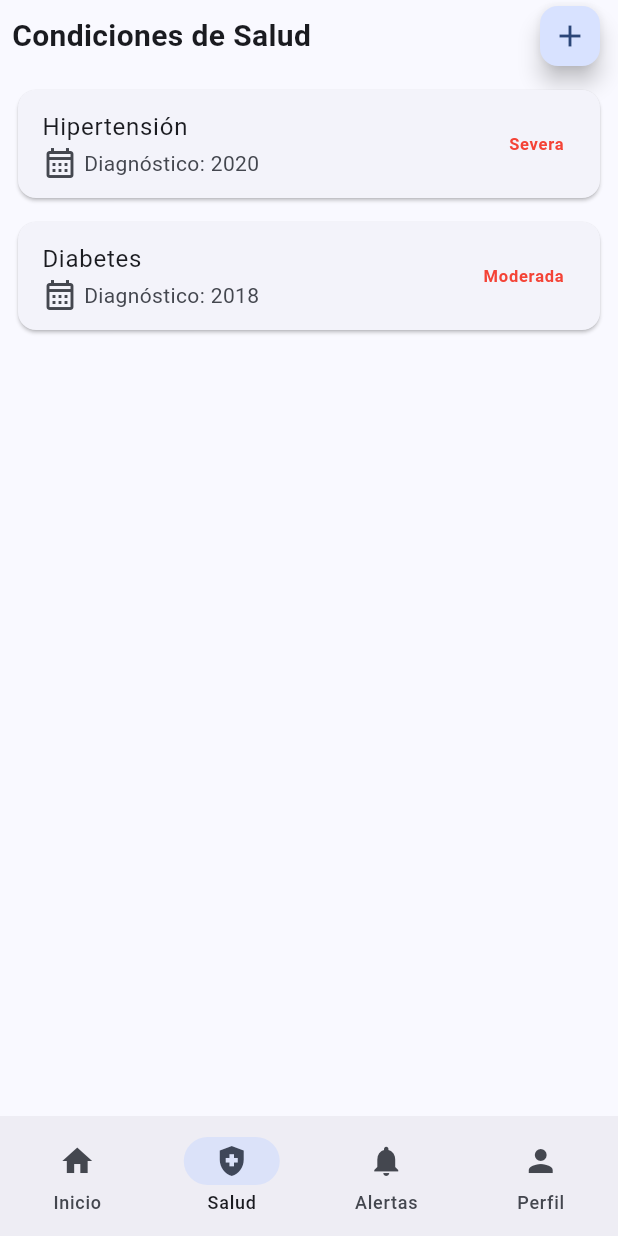
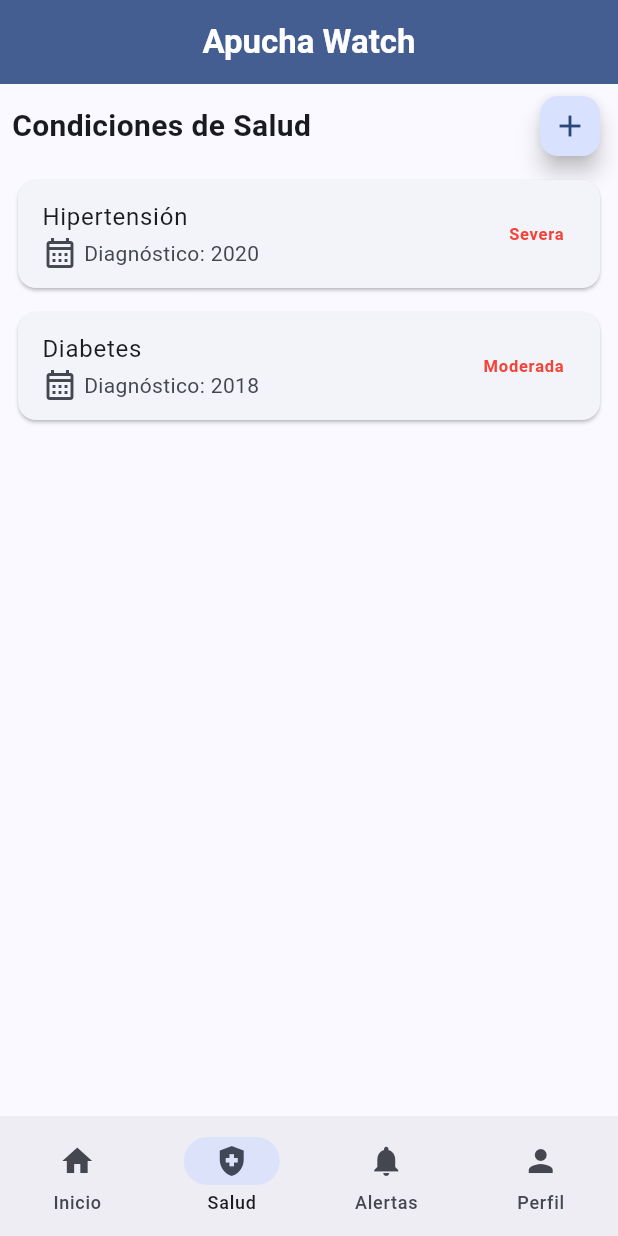
Before and after one commit to Oswaldo-Alberto-Cabrejos-Ronceros/apucha-watch-frontend-flutter, a Flutter app: the screen it shows after launch, item 2 of the bottom bar chosen, on a phone screen of 412 x 824 dp. Run offline on Flutter 3.47's test engine with Material 3 defaults, Android fonts, the phone set to English and light mode, and no system bars.

Commit message:
feat:Adicion de AppBar

```diff
--- a/lib/screens/home_user/home_user_screen.dart
+++ b/lib/screens/home_user/home_user_screen.dart
@@ -23,9 +23,17 @@ class _HomeUserScreenState extends State<HomeUserScreen> {
   @override
   Widget build(BuildContext context) {
     return Scaffold(
+      appBar: AppBar(
+        title: Text(
+          'Apucha Watch',
+          style: TextStyle(color: Colors.white, fontWeight: FontWeight.bold),
+        ),
+        centerTitle: true,
+        backgroundColor: Theme.of(context).colorScheme.primary,
+      ),
       body: SafeArea(
         child: Padding(
-          padding: const EdgeInsets.symmetric(horizontal: 8),
+          padding: const EdgeInsets.symmetric(horizontal: 8,vertical: 4),
           child: SingleChildScrollView(child: _screens[_selectedIndex]),
         ),
       ),
@@ -39,7 +47,9 @@ class _HomeUserScreenState extends State<HomeUserScreen> {
         destinations: [
           NavigationDestination(icon: Icon(Icons.home), label: 'Inicio'),
           NavigationDestination(
-              icon: Icon(Icons.health_and_safety), label: 'Salud'),
+            icon: Icon(Icons.health_and_safety),
+            label: 'Salud',
+          ),
           NavigationDestination(
             icon: Icon(Icons.notifications),
             label: 'Alertas',
```
